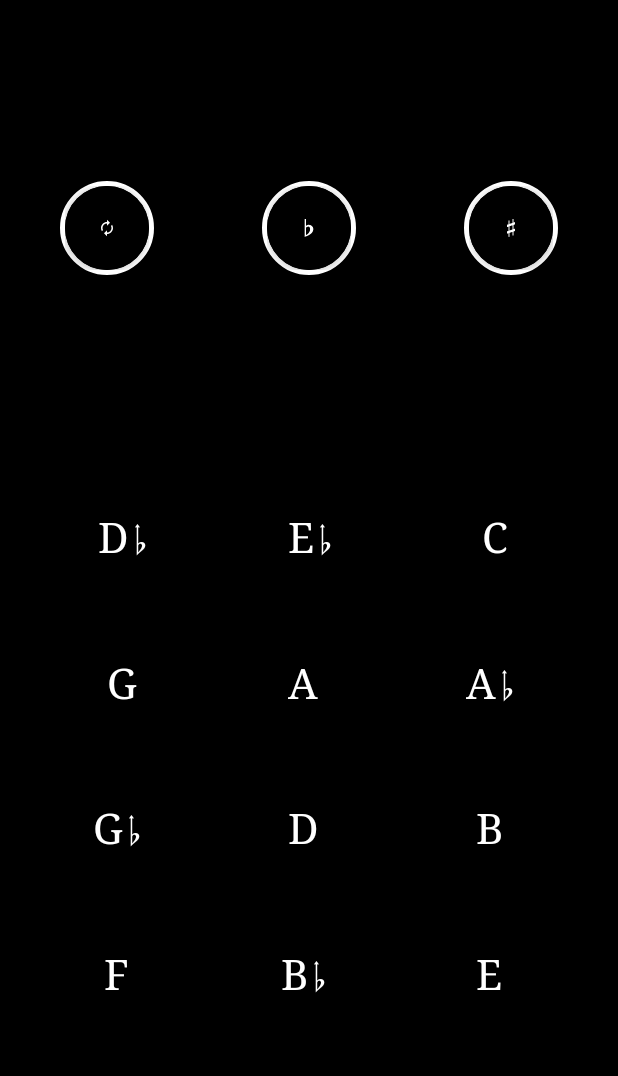
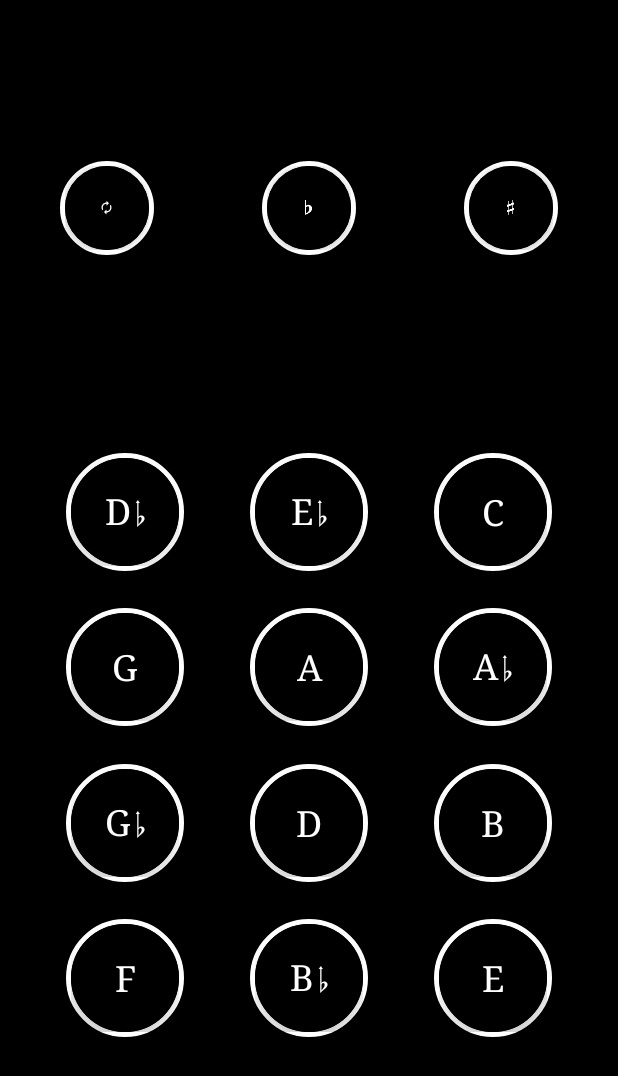
Before and after one commit to travismacdonald/KeyCompanion, an Android app: the screen it shows after launch (KeysActivity), on a phone screen of 412 x 824 dp. Shown: the top 1076 px of the screen. Run offline under Robolectric (Android 15) with nearby library versions, the phone set to English and light mode, and no system bars; Roboto replaces fonts that are not available here.

Commit message:
Added border around key buttons

```diff
--- a/app/src/main/java/com/cannonballapps/keycompanion/keys/KeysFragment.kt
+++ b/app/src/main/java/com/cannonballapps/keycompanion/keys/KeysFragment.kt
@@ -35,8 +35,14 @@ class KeysFragment : androidx.fragment.app.Fragment(), KeysContract.View {
     }
 
     override fun showAllKeys(keyList: MutableList<Key>) {
+//        val testFab = ((keysGrid.getChildAt(0) as LinearLayout).getChildAt(0) as ExtendedFloatingActionButton)
+//        testFab.text = keyList[0].name
+//        testFab.tag = keyList[0]
+//        testFab.setOnClickListener { presenter.changeKeySpelling(testFab.tag as Key) }
+
         for (childIx in 0 until keysGrid.childCount) {
-            val curButton = (keysGrid.getChildAt(childIx) as ExtendedFloatingActionButton)
+            val curButton = ((keysGrid.getChildAt(childIx) as LinearLayout)
+                    .getChildAt(0) as ExtendedFloatingActionButton)
             curButton.text = keyList[childIx].name
             curButton.tag = keyList[childIx]
             curButton.setOnClickListener { presenter.changeKeySpelling(curButton.tag as Key) }
--- a/app/src/main/res/layout/keys_frag.xml
+++ b/app/src/main/res/layout/keys_frag.xml
@@ -37,14 +37,12 @@
             android:id="@+id/randomize_button"
             android:layout_width="wrap_content"
             android:layout_height="wrap_content"
-            android:clickable="true"
             android:layout_gravity="center_vertical|start"
             android:background="@drawable/fab_background"
             android:padding="@dimen/function_border"
             app:layout_constraintEnd_toEndOf="parent"
             app:layout_constraintStart_toStartOf="parent"
-            app:layout_constraintTop_toTopOf="parent"
-            android:focusable="true">
+            app:layout_constraintTop_toTopOf="parent">
 
             <com.google.android.material.floatingactionbutton.ExtendedFloatingActionButton
                 android:layout_width="match_parent"
@@ -53,12 +51,10 @@
                 app:borderWidth="0dp"
                 app:elevation="0dp"
                 style="@style/Widget.MaterialComponents.ExtendedFloatingActionButton.Icon"
-                android:clickable="true"
                 app:icon="@drawable/ic_randomize"
                 app:iconSize="@dimen/function_iconsize"
                 app:iconTint="@android:color/white"
-                app:rippleColor="@android:color/darker_gray"
-                android:focusable="true" />
+                app:rippleColor="@android:color/darker_gray" />
 
         </LinearLayout>
 
--- a/app/src/main/res/layout/keys_item.xml
+++ b/app/src/main/res/layout/keys_item.xml
@@ -6,234 +6,322 @@
 
     <!-- Row 1 -->
 
-    <com.google.android.material.floatingactionbutton.ExtendedFloatingActionButton
+    <LinearLayout
         android:id="@+id/r1c1"
-        style="@style/Widget.MaterialComponents.ExtendedFloatingActionButton"
-        android:layout_width="@dimen/keybutton_size"
-        android:layout_height="@dimen/keybutton_size"
-        android:fontFamily="@string/keybutton_font"
-        android:text="Fuck you android studio"
-        android:textAlignment="center"
-        android:textColor="@color/keybutton_textcolor"
-        android:textSize="@dimen/keybutton_textsize"
-        app:backgroundTint="@color/mainBackground"
+        android:layout_width="wrap_content"
+        android:layout_height="wrap_content"
+        android:background="@drawable/fab_background"
+        android:padding="@dimen/function_border"
         app:layout_constraintBottom_toTopOf="@+id/r2c1"
         app:layout_constraintEnd_toStartOf="@+id/r1c2"
         app:layout_constraintHorizontal_bias="0.5"
         app:layout_constraintHorizontal_chainStyle="spread"
         app:layout_constraintStart_toStartOf="parent"
         app:layout_constraintTop_toTopOf="parent"
-        app:layout_constraintVertical_chainStyle="spread" />
+        app:layout_constraintVertical_chainStyle="spread">
 
         <com.google.android.material.floatingactionbutton.ExtendedFloatingActionButton
-        android:id="@+id/r1c2"
             style="@style/Widget.MaterialComponents.ExtendedFloatingActionButton"
             android:layout_width="@dimen/keybutton_size"
             android:layout_height="@dimen/keybutton_size"
             android:fontFamily="@string/keybutton_font"
-
-        android:text="Fuck you android studio"
             android:textAlignment="center"
             android:textColor="@color/keybutton_textcolor"
             android:textSize="@dimen/keybutton_textsize"
-        app:backgroundTint="@color/mainBackground"
+            app:backgroundTint="@color/mainBackground" />
+
+    </LinearLayout>
+
+    <LinearLayout
+        android:id="@+id/r1c2"
+        android:layout_width="wrap_content"
+        android:layout_height="wrap_content"
+        android:background="@drawable/fab_background"
+        android:padding="@dimen/function_border"
         app:layout_constraintBottom_toTopOf="@+id/r2c2"
-        app:layout_constraintEnd_toStartOf="@+id/row1c3"
+        app:layout_constraintEnd_toStartOf="@+id/r1c3"
         app:layout_constraintHorizontal_bias="0.5"
         app:layout_constraintHorizontal_chainStyle="spread"
         app:layout_constraintStart_toEndOf="@+id/r1c1"
         app:layout_constraintTop_toTopOf="parent"
-        app:layout_constraintVertical_chainStyle="spread" />
+        app:layout_constraintVertical_chainStyle="spread">
 
         <com.google.android.material.floatingactionbutton.ExtendedFloatingActionButton
-        android:id="@+id/row1c3"
             style="@style/Widget.MaterialComponents.ExtendedFloatingActionButton"
             android:layout_width="@dimen/keybutton_size"
             android:layout_height="@dimen/keybutton_size"
             android:fontFamily="@string/keybutton_font"
-
-        android:text="Fuck you android studio"
             android:textAlignment="center"
             android:textColor="@color/keybutton_textcolor"
             android:textSize="@dimen/keybutton_textsize"
-        app:backgroundTint="@color/mainBackground"
+            app:backgroundTint="@color/mainBackground" />
+
+    </LinearLayout>
+
+    <LinearLayout
+        android:id="@+id/r1c3"
+        android:layout_width="wrap_content"
+        android:layout_height="wrap_content"
+        android:background="@drawable/fab_background"
+        android:padding="@dimen/function_border"
         app:layout_constraintBottom_toTopOf="@+id/r2c3"
         app:layout_constraintEnd_toEndOf="parent"
         app:layout_constraintHorizontal_bias="0.5"
         app:layout_constraintHorizontal_chainStyle="spread"
         app:layout_constraintStart_toEndOf="@+id/r1c2"
         app:layout_constraintTop_toTopOf="parent"
-        app:layout_constraintVertical_chainStyle="spread" />
-
-    <!-- Row 2 -->
+        app:layout_constraintVertical_chainStyle="spread">
 
         <com.google.android.material.floatingactionbutton.ExtendedFloatingActionButton
-        android:id="@+id/r2c1"
             style="@style/Widget.MaterialComponents.ExtendedFloatingActionButton"
             android:layout_width="@dimen/keybutton_size"
             android:layout_height="@dimen/keybutton_size"
             android:fontFamily="@string/keybutton_font"
-
-        android:text="Fuck you android studio"
             android:textAlignment="center"
             android:textColor="@color/keybutton_textcolor"
             android:textSize="@dimen/keybutton_textsize"
-        app:backgroundTint="@color/mainBackground"
+            app:backgroundTint="@color/mainBackground" />
+
+    </LinearLayout>
+
+    <!-- Row 2 -->
+
+    <LinearLayout
+        android:id="@+id/r2c1"
+        android:layout_width="wrap_content"
+        android:layout_height="wrap_content"
+        android:background="@drawable/fab_background"
+        android:padding="@dimen/function_border"
         app:layout_constraintBottom_toTopOf="@+id/r3c1"
         app:layout_constraintEnd_toStartOf="@+id/r2c2"
         app:layout_constraintHorizontal_bias="0.5"
         app:layout_constraintHorizontal_chainStyle="spread"
         app:layout_constraintStart_toStartOf="parent"
         app:layout_constraintTop_toBottomOf="@+id/r1c1"
-        app:layout_constraintVertical_chainStyle="spread" />
+        app:layout_constraintVertical_chainStyle="spread">
 
         <com.google.android.material.floatingactionbutton.ExtendedFloatingActionButton
-        android:id="@+id/r2c2"
+            style="@style/Widget.MaterialComponents.ExtendedFloatingActionButton"
             android:layout_width="@dimen/keybutton_size"
             android:layout_height="@dimen/keybutton_size"
             android:fontFamily="@string/keybutton_font"
-        android:text="Fuck you android studio"
             android:textAlignment="center"
             android:textColor="@color/keybutton_textcolor"
             android:textSize="@dimen/keybutton_textsize"
+            app:backgroundTint="@color/mainBackground" />
 
-        app:backgroundTint="@color/mainBackground"
+    </LinearLayout>
+
+    <LinearLayout
+        android:id="@+id/r2c2"
+        android:layout_width="wrap_content"
+        android:layout_height="wrap_content"
+        android:background="@drawable/fab_background"
+        android:padding="@dimen/function_border"
         app:layout_constraintBottom_toTopOf="@+id/r3c2"
         app:layout_constraintEnd_toStartOf="@+id/r2c3"
         app:layout_constraintHorizontal_bias="0.5"
         app:layout_constraintHorizontal_chainStyle="spread"
         app:layout_constraintStart_toEndOf="@+id/r2c1"
         app:layout_constraintTop_toBottomOf="@+id/r1c2"
-        app:layout_constraintVertical_chainStyle="spread" />
+        app:layout_constraintVertical_chainStyle="spread">
 
         <com.google.android.material.floatingactionbutton.ExtendedFloatingActionButton
-        android:id="@+id/r2c3"
+            style="@style/Widget.MaterialComponents.ExtendedFloatingActionButton"
             android:layout_width="@dimen/keybutton_size"
             android:layout_height="@dimen/keybutton_size"
             android:fontFamily="@string/keybutton_font"
-        android:text="Fuck you android studio"
             android:textAlignment="center"
             android:textColor="@color/keybutton_textcolor"
             android:textSize="@dimen/keybutton_textsize"
-        app:backgroundTint="@color/mainBackground"
+            app:backgroundTint="@color/mainBackground" />
+
+    </LinearLayout>
+
+    <LinearLayout
+        android:id="@+id/r2c3"
+        android:layout_width="wrap_content"
+        android:layout_height="wrap_content"
+        android:background="@drawable/fab_background"
+        android:padding="@dimen/function_border"
         app:layout_constraintBottom_toTopOf="@+id/r3c3"
         app:layout_constraintEnd_toEndOf="parent"
         app:layout_constraintHorizontal_bias="0.5"
         app:layout_constraintHorizontal_chainStyle="spread"
         app:layout_constraintStart_toEndOf="@+id/r2c2"
-        app:layout_constraintTop_toBottomOf="@+id/row1c3"
-        app:layout_constraintVertical_chainStyle="spread" />
+        app:layout_constraintTop_toBottomOf="@+id/r1c3"
+        app:layout_constraintVertical_chainStyle="spread">
+
+        <com.google.android.material.floatingactionbutton.ExtendedFloatingActionButton
+            style="@style/Widget.MaterialComponents.ExtendedFloatingActionButton"
+            android:layout_width="@dimen/keybutton_size"
+            android:layout_height="@dimen/keybutton_size"
+            android:fontFamily="@string/keybutton_font"
+            android:textAlignment="center"
+            android:textColor="@color/keybutton_textcolor"
+            android:textSize="@dimen/keybutton_textsize"
+            app:backgroundTint="@color/mainBackground" />
+
+    </LinearLayout>
 
     <!-- Row 3 -->
 
-    <com.google.android.material.floatingactionbutton.ExtendedFloatingActionButton
+    <LinearLayout
         android:id="@+id/r3c1"
-        android:layout_width="@dimen/keybutton_size"
-        android:layout_height="@dimen/keybutton_size"
-        android:fontFamily="@string/keybutton_font"
-        android:text="Fuck you android studio"
-        android:textAlignment="center"
-        android:textColor="@color/keybutton_textcolor"
-        android:textSize="@dimen/keybutton_textsize"
-        app:backgroundTint="@color/mainBackground"
+        android:layout_width="wrap_content"
+        android:layout_height="wrap_content"
+        android:background="@drawable/fab_background"
+        android:padding="@dimen/function_border"
         app:layout_constraintBottom_toTopOf="@+id/r4c1"
         app:layout_constraintEnd_toStartOf="@+id/r3c2"
         app:layout_constraintHorizontal_bias="0.5"
         app:layout_constraintHorizontal_chainStyle="spread"
         app:layout_constraintStart_toStartOf="parent"
         app:layout_constraintTop_toBottomOf="@+id/r2c1"
-        app:layout_constraintVertical_chainStyle="spread" />
+        app:layout_constraintVertical_chainStyle="spread">
 
         <com.google.android.material.floatingactionbutton.ExtendedFloatingActionButton
-        android:id="@+id/r3c2"
+            style="@style/Widget.MaterialComponents.ExtendedFloatingActionButton"
             android:layout_width="@dimen/keybutton_size"
             android:layout_height="@dimen/keybutton_size"
             android:fontFamily="@string/keybutton_font"
-        android:text="Fuck you android studio"
             android:textAlignment="center"
             android:textColor="@color/keybutton_textcolor"
             android:textSize="@dimen/keybutton_textsize"
-        app:backgroundTint="@color/mainBackground"
+            app:backgroundTint="@color/mainBackground" />
+
+    </LinearLayout>
+
+    <LinearLayout
+        android:id="@+id/r3c2"
+        android:layout_width="wrap_content"
+        android:layout_height="wrap_content"
+        android:background="@drawable/fab_background"
+        android:padding="@dimen/function_border"
         app:layout_constraintBottom_toTopOf="@+id/r4c2"
         app:layout_constraintEnd_toStartOf="@+id/r3c3"
         app:layout_constraintHorizontal_bias="0.5"
         app:layout_constraintHorizontal_chainStyle="spread"
         app:layout_constraintStart_toEndOf="@+id/r3c1"
         app:layout_constraintTop_toBottomOf="@+id/r2c2"
-        app:layout_constraintVertical_chainStyle="spread" />
+        app:layout_constraintVertical_chainStyle="spread">
 
         <com.google.android.material.floatingactionbutton.ExtendedFloatingActionButton
-        android:id="@+id/r3c3"
+            style="@style/Widget.MaterialComponents.ExtendedFloatingActionButton"
             android:layout_width="@dimen/keybutton_size"
             android:layout_height="@dimen/keybutton_size"
             android:fontFamily="@string/keybutton_font"
-        android:text="Fuck you android studio"
             android:textAlignment="center"
             android:textColor="@color/keybutton_textcolor"
             android:textSize="@dimen/keybutton_textsize"
-        app:backgroundTint="@color/mainBackground"
+            app:backgroundTint="@color/mainBackground" />
+
+    </LinearLayout>
+
+    <LinearLayout
+        android:id="@+id/r3c3"
+        android:layout_width="wrap_content"
+        android:layout_height="wrap_content"
+        android:background="@drawable/fab_background"
+        android:padding="@dimen/function_border"
         app:layout_constraintBottom_toTopOf="@+id/r4c3"
         app:layout_constraintEnd_toEndOf="parent"
         app:layout_constraintHorizontal_bias="0.5"
         app:layout_constraintHorizontal_chainStyle="spread"
         app:layout_constraintStart_toEndOf="@+id/r3c2"
         app:layout_constraintTop_toBottomOf="@+id/r2c3"
-        app:layout_constraintVertical_chainStyle="spread" />
+        app:layout_constraintVertical_chainStyle="spread">
+
+        <com.google.android.material.floatingactionbutton.ExtendedFloatingActionButton
+            style="@style/Widget.MaterialComponents.ExtendedFloatingActionButton"
+            android:layout_width="@dimen/keybutton_size"
+            android:layout_height="@dimen/keybutton_size"
+            android:fontFamily="@string/keybutton_font"
+            android:textAlignment="center"
+            android:textColor="@color/keybutton_textcolor"
+            android:textSize="@dimen/keybutton_textsize"
+            app:backgroundTint="@color/mainBackground" />
+
+    </LinearLayout>
 
     <!-- Row 4 -->
 
-    <com.google.android.material.floatingactionbutton.ExtendedFloatingActionButton
+    <LinearLayout
         android:id="@+id/r4c1"
-        android:layout_width="@dimen/keybutton_size"
-        android:layout_height="@dimen/keybutton_size"
-        android:fontFamily="@string/keybutton_font"
-        android:text="Fuck you android studio"
-        android:textAlignment="center"
-        android:textColor="@color/keybutton_textcolor"
-        android:textSize="@dimen/keybutton_textsize"
-        app:backgroundTint="@color/mainBackground"
+        android:layout_width="wrap_content"
+        android:layout_height="wrap_content"
+        android:background="@drawable/fab_background"
+        android:padding="@dimen/function_border"
         app:layout_constraintBottom_toBottomOf="parent"
         app:layout_constraintEnd_toStartOf="@+id/r4c2"
         app:layout_constraintHorizontal_bias="0.5"
         app:layout_constraintHorizontal_chainStyle="spread"
         app:layout_constraintStart_toStartOf="parent"
         app:layout_constraintTop_toBottomOf="@+id/r3c1"
-        app:layout_constraintVertical_chainStyle="spread" />
+        app:layout_constraintVertical_chainStyle="spread">
 
         <com.google.android.material.floatingactionbutton.ExtendedFloatingActionButton
-        android:id="@+id/r4c2"
+            style="@style/Widget.MaterialComponents.ExtendedFloatingActionButton"
             android:layout_width="@dimen/keybutton_size"
             android:layout_height="@dimen/keybutton_size"
             android:fontFamily="@string/keybutton_font"
-        android:text="Fuck you android studio"
             android:textAlignment="center"
             android:textColor="@color/keybutton_textcolor"
             android:textSize="@dimen/keybutton_textsize"
-        app:backgroundTint="@color/mainBackground"
+            app:backgroundTint="@color/mainBackground" />
+
+    </LinearLayout>
+
+    <LinearLayout
+        android:id="@+id/r4c2"
+        android:layout_width="wrap_content"
+        android:layout_height="wrap_content"
+        android:background="@drawable/fab_background"
+        android:padding="@dimen/function_border"
         app:layout_constraintBottom_toBottomOf="parent"
         app:layout_constraintEnd_toStartOf="@+id/r4c3"
         app:layout_constraintHorizontal_bias="0.5"
         app:layout_constraintHorizontal_chainStyle="spread"
         app:layout_constraintStart_toEndOf="@+id/r4c1"
         app:layout_constraintTop_toBottomOf="@+id/r3c2"
-        app:layout_constraintVertical_chainStyle="spread" />
+        app:layout_constraintVertical_chainStyle="spread">
 
         <com.google.android.material.floatingactionbutton.ExtendedFloatingActionButton
-        android:id="@+id/r4c3"
+            style="@style/Widget.MaterialComponents.ExtendedFloatingActionButton"
             android:layout_width="@dimen/keybutton_size"
             android:layout_height="@dimen/keybutton_size"
             android:fontFamily="@string/keybutton_font"
-        android:text="buggy piece of shit"
             android:textAlignment="center"
             android:textColor="@color/keybutton_textcolor"
             android:textSize="@dimen/keybutton_textsize"
-        app:backgroundTint="@color/mainBackground"
+            app:backgroundTint="@color/mainBackground" />
+
+    </LinearLayout>
+
+    <LinearLayout
+        android:id="@+id/r4c3"
+        android:layout_width="wrap_content"
+        android:layout_height="wrap_content"
+        android:background="@drawable/fab_background"
+        android:padding="@dimen/function_border"
         app:layout_constraintBottom_toBottomOf="parent"
         app:layout_constraintEnd_toEndOf="parent"
         app:layout_constraintHorizontal_bias="0.5"
         app:layout_constraintHorizontal_chainStyle="spread"
         app:layout_constraintStart_toEndOf="@+id/r4c2"
         app:layout_constraintTop_toBottomOf="@+id/r3c3"
-        app:layout_constraintVertical_chainStyle="spread" />
+        app:layout_constraintVertical_chainStyle="spread">
+
+        <com.google.android.material.floatingactionbutton.ExtendedFloatingActionButton
+            style="@style/Widget.MaterialComponents.ExtendedFloatingActionButton"
+            android:layout_width="@dimen/keybutton_size"
+            android:layout_height="@dimen/keybutton_size"
+            android:fontFamily="@string/keybutton_font"
+            android:textAlignment="center"
+            android:textColor="@color/keybutton_textcolor"
+            android:textSize="@dimen/keybutton_textsize"
+            app:backgroundTint="@color/mainBackground" />
+
+    </LinearLayout>
 
 </androidx.constraintlayout.widget.ConstraintLayout>
--- a/app/src/main/res/values/dimens.xml
+++ b/app/src/main/res/values/dimens.xml
@@ -5,17 +5,17 @@
     <dimen name="key_button_dims">60dp</dimen>
 
     <!-- Height of Key grid -->
-    <dimen name="key_layout_height">400dp</dimen>
+    <dimen name="key_layout_height">440dp</dimen>
 
     <!-- Function Buttons -->
     <dimen name="function_border">3dp</dimen>
     <dimen name="function_size">2dp</dimen>
-    <dimen name="function_iconsize">12dp</dimen>
+    <dimen name="function_iconsize">10dp</dimen>
     <dimen name="function_spacing">40dp</dimen>
 
     <!-- Key Buttons -->
     <dimen name="keybutton_border">3dp</dimen>
-    <dimen name="keybutton_size">86dp</dimen>
-    <dimen name="keybutton_textsize">28sp</dimen>
+    <dimen name="keybutton_size">72dp</dimen>
+    <dimen name="keybutton_textsize">24sp</dimen>
 
 </resources>
```
Lines whose indentation alone changed are shown as unchanged.
